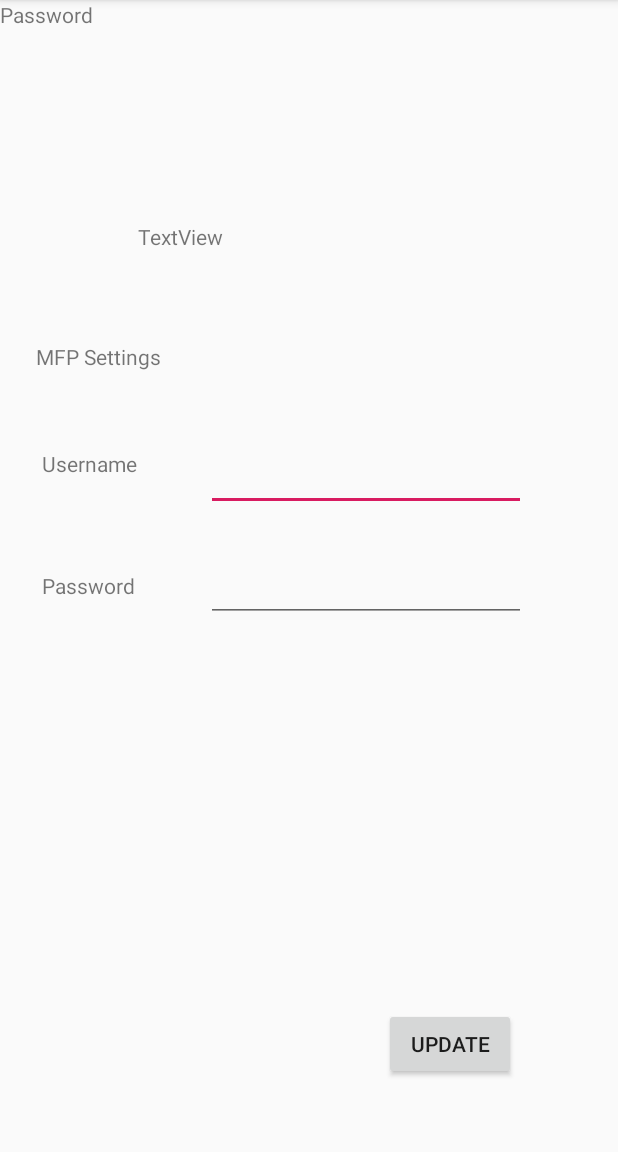
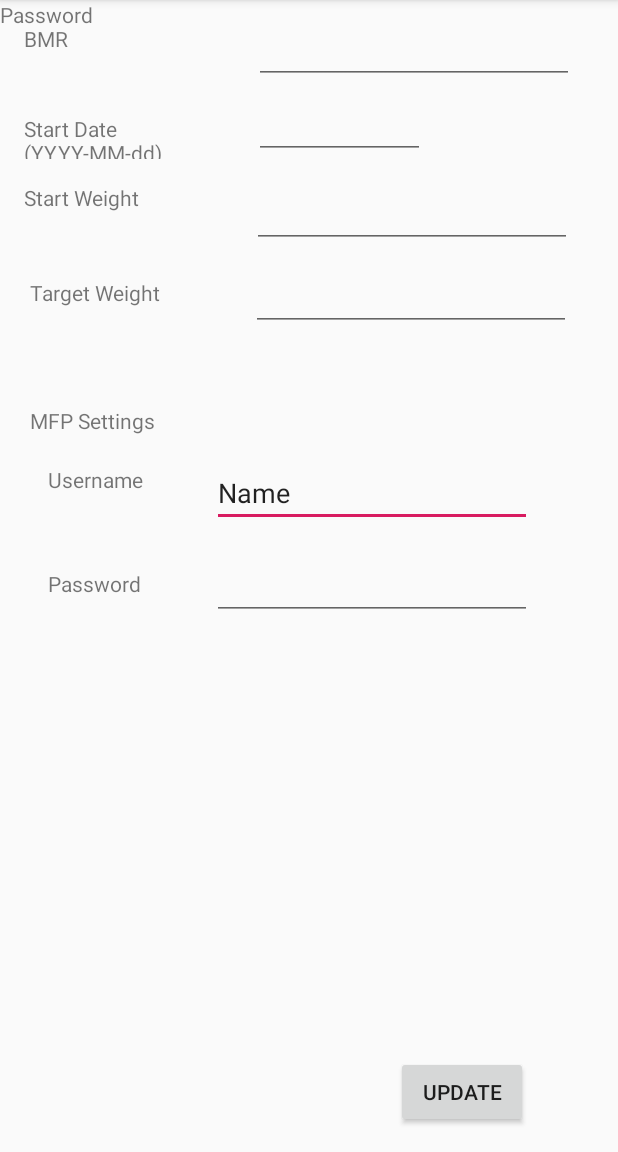
Before and after one commit to SoftDevJohn/VirtualWeight, an Android app: the DisplaySettingsActivity screen opened directly, with no data from a screen before it, on a phone screen of 412 x 824 dp, the part 84-1236 px from its top. Run offline under Robolectric (Android 15) with nearby library versions, the phone set to English and light mode, and no system bars; network calls fail; 6 statements that could not run were skipped.

Commit message:
With settings

```diff
--- a/app/src/main/java/com/costigan/virtualweight/DisplaySettingsActivity.java
+++ b/app/src/main/java/com/costigan/virtualweight/DisplaySettingsActivity.java
@@ -1,6 +1,7 @@
 package com.costigan.virtualweight;
 
 import android.app.Activity;
+import android.app.IntentService;
 import android.content.Intent;
 import android.support.v7.app.AppCompatActivity;
 import android.os.Bundle;
@@ -19,9 +20,21 @@ public class DisplaySettingsActivity extends AppCompatActivity {
         Intent intent = getIntent();
         VwSettings settings = (VwSettings)intent.getSerializableExtra("VW_SETTINGS");
 
-        String message = settings.getUserName();
-        EditText et = findViewById(R.id.usernameEditText);
-        et.setText(message);
+        EditText userEt = findViewById(R.id.usernameEditText);
+        EditText pwEt = findViewById(R.id.passwordEditText);
+        EditText bmrEt = findViewById(R.id.bmrEditText);
+        EditText swEt = findViewById(R.id.startWeightEditText);
+        EditText sdEt = findViewById(R.id.startDateEditText);
+        EditText twEt = findViewById(R.id.targetWeightEditText);
+
+        userEt.setText(settings.getUserName());
+        pwEt.setText(settings.getPassword());
+        bmrEt.setText(String.valueOf( settings.getBmr() ));
+        swEt.setText(String.valueOf( settings.getStartWeight() ));
+        sdEt.setText(String.valueOf( settings.getStartDate() ));
+        twEt.setText(String.valueOf( settings.getTargetWeight() ));
+
+
 
 
     }
@@ -30,8 +43,35 @@ public class DisplaySettingsActivity extends AppCompatActivity {
         Intent returnIntent = new Intent();
 
         EditText et = findViewById(R.id.usernameEditText);
+
         VwSettings updatedSettings = new VwSettings();
-        updatedSettings.setUserName(et.getText().toString());
+
+
+        EditText userEt = findViewById(R.id.usernameEditText);
+        EditText pwEt = findViewById(R.id.passwordEditText);
+        EditText bmrEt = findViewById(R.id.bmrEditText);
+        EditText swEt = findViewById(R.id.startWeightEditText);
+        EditText sdEt = findViewById(R.id.startDateEditText);
+        EditText twEt = findViewById(R.id.targetWeightEditText);
+
+        updatedSettings.setUserName(userEt.getText().toString());
+        updatedSettings.setPassword(pwEt.getText().toString());
+        updatedSettings.setBmr(Integer.parseInt(bmrEt.getText().toString()) );
+        updatedSettings.setStartWeight( Double.parseDouble(swEt.getText().toString()));
+        //Handle date
+        updatedSettings.setStartDateASYYYYMMMDD(sdEt.getText().toString());
+        updatedSettings.setTargetWeight(Double.parseDouble(twEt.getText().toString()));
+
+
+
+
+
+
+
+
+
+
+
         returnIntent.putExtra("VW_SETTINGS_RETURNED",updatedSettings);
         setResult(Activity.RESULT_OK,returnIntent);
         finish();
--- a/app/src/main/res/layout/activity_display_settings.xml
+++ b/app/src/main/res/layout/activity_display_settings.xml
@@ -6,23 +6,12 @@
     android:layout_height="match_parent"
     tools:context=".DisplaySettingsActivity">
 
-    <TextView
-        android:id="@+id/bmrSettingsTextView"
-        android:layout_width="wrap_content"
-        android:layout_height="17dp"
-        android:layout_marginStart="92dp"
-        android:layout_marginTop="148dp"
-        android:text="TextView"
-        app:layout_constraintStart_toStartOf="parent"
-        app:layout_constraintTop_toTopOf="parent"
-        tools:id="bmrSettingsTextView" />
-
     <Button
         android:id="@+id/button"
         android:layout_width="wrap_content"
         android:layout_height="wrap_content"
-        android:layout_marginEnd="68dp"
-        android:layout_marginBottom="48dp"
+        android:layout_marginEnd="60dp"
+        android:layout_marginBottom="16dp"
         android:onClick="updateSettings"
         android:text="Update"
         app:layout_constraintBottom_toBottomOf="parent"
@@ -34,7 +23,7 @@
         android:layout_width="wrap_content"
         android:layout_height="wrap_content"
         android:orientation="horizontal"
-        app:layout_constraintGuide_begin="200dp" />
+        app:layout_constraintGuide_begin="255dp" />
 
     <TextView
         android:id="@+id/textView3"
@@ -48,8 +37,8 @@
         android:id="@+id/textView4"
         android:layout_width="wrap_content"
         android:layout_height="0dp"
-        android:layout_marginStart="24dp"
-        android:layout_marginTop="28dp"
+        android:layout_marginStart="20dp"
+        android:layout_marginTop="16dp"
         android:text="MFP Settings"
         android:textStyle="normal"
         app:layout_constraintStart_toStartOf="parent"
@@ -59,8 +48,8 @@
         android:id="@+id/textView"
         android:layout_width="69dp"
         android:layout_height="41dp"
-        android:layout_marginStart="4dp"
-        android:layout_marginTop="52dp"
+        android:layout_marginStart="12dp"
+        android:layout_marginTop="20dp"
         android:text="Username"
         app:layout_constraintStart_toStartOf="@+id/textView4"
         app:layout_constraintTop_toBottomOf="@+id/textView4" />
@@ -69,7 +58,7 @@
         android:id="@+id/textView2"
         android:layout_width="69dp"
         android:layout_height="34dp"
-        android:layout_marginTop="40dp"
+        android:layout_marginTop="28dp"
         android:text="Password"
         app:layout_constraintStart_toStartOf="@+id/textView"
         app:layout_constraintTop_toBottomOf="@+id/textView" />
@@ -86,7 +75,7 @@
         app:layout_constraintStart_toEndOf="@+id/textView" />
 
     <EditText
-        android:id="@+id/oasswordEditText"
+        android:id="@+id/passwordEditText"
         android:layout_width="wrap_content"
         android:layout_height="wrap_content"
         android:layout_marginStart="40dp"
@@ -95,4 +84,86 @@
         app:layout_constraintBottom_toBottomOf="@+id/textView2"
         app:layout_constraintStart_toEndOf="@+id/textView2" />
 
+    <TextView
+        android:id="@+id/textView6"
+        android:layout_width="57dp"
+        android:layout_height="40dp"
+        android:layout_marginStart="16dp"
+        android:layout_marginTop="16dp"
+        android:text="BMR"
+        app:layout_constraintStart_toStartOf="parent"
+        app:layout_constraintTop_toTopOf="parent" />
+
+    <TextView
+        android:id="@+id/textView9"
+        android:layout_width="145dp"
+        android:layout_height="30dp"
+        android:layout_marginTop="20dp"
+        android:text="Start Date (YYYY-MM-dd)"
+        app:layout_constraintStart_toStartOf="@+id/textView6"
+        app:layout_constraintTop_toBottomOf="@+id/textView6" />
+
+    <TextView
+        android:id="@+id/textView10"
+        android:layout_width="80dp"
+        android:layout_height="43dp"
+        android:layout_marginTop="16dp"
+        android:text="Start Weight"
+        app:layout_constraintStart_toStartOf="@+id/textView9"
+        app:layout_constraintTop_toBottomOf="@+id/textView9" />
+
+    <TextView
+        android:id="@+id/textView12"
+        android:layout_width="87dp"
+        android:layout_height="35dp"
+        android:layout_marginStart="20dp"
+        android:layout_marginTop="20dp"
+        android:text="Target Weight"
+        app:layout_constraintStart_toStartOf="parent"
+        app:layout_constraintTop_toBottomOf="@+id/textView10" />
+
+    <EditText
+        android:id="@+id/bmrEditText"
+        android:layout_width="wrap_content"
+        android:layout_height="wrap_content"
+        android:layout_marginStart="96dp"
+        android:layout_marginTop="16dp"
+        android:ems="10"
+        android:inputType="numberSigned"
+        app:layout_constraintBottom_toBottomOf="@+id/textView6"
+        app:layout_constraintStart_toEndOf="@+id/textView6"
+        app:layout_constraintTop_toTopOf="parent"
+        app:layout_constraintVertical_bias="1.0"
+        tools:digits="2" />
+
+    <EditText
+        android:id="@+id/startWeightEditText"
+        android:layout_width="wrap_content"
+        android:layout_height="wrap_content"
+        android:layout_marginStart="72dp"
+        android:ems="10"
+        android:inputType="numberDecimal"
+        app:layout_constraintBottom_toBottomOf="@+id/textView10"
+        app:layout_constraintStart_toEndOf="@+id/textView10" />
+
+    <EditText
+        android:id="@+id/targetWeightEditText"
+        android:layout_width="wrap_content"
+        android:layout_height="wrap_content"
+        android:layout_marginStart="60dp"
+        android:ems="10"
+        android:inputType="numberDecimal"
+        app:layout_constraintBottom_toBottomOf="@+id/textView12"
+        app:layout_constraintStart_toEndOf="@+id/textView12" />
+
+    <EditText
+        android:id="@+id/startDateEditText"
+        android:layout_width="114dp"
+        android:layout_height="0dp"
+        android:layout_marginStart="8dp"
+        android:ems="10"
+        android:inputType="date"
+        app:layout_constraintBottom_toBottomOf="@+id/textView9"
+        app:layout_constraintStart_toEndOf="@+id/textView9" />
+
 </android.support.constraint.ConstraintLayout>
```
Also changed, not shown: app/src/main/java/com/costigan/virtualweight/MainActivity.java (+28 -7 lines), app/src/main/java/com/costigan/virtualweight/VwFileManager.java (+17 -0 lines), app/src/main/java/com/costigan/virtualweight/VwSettings.java (+11 -1 lines).
